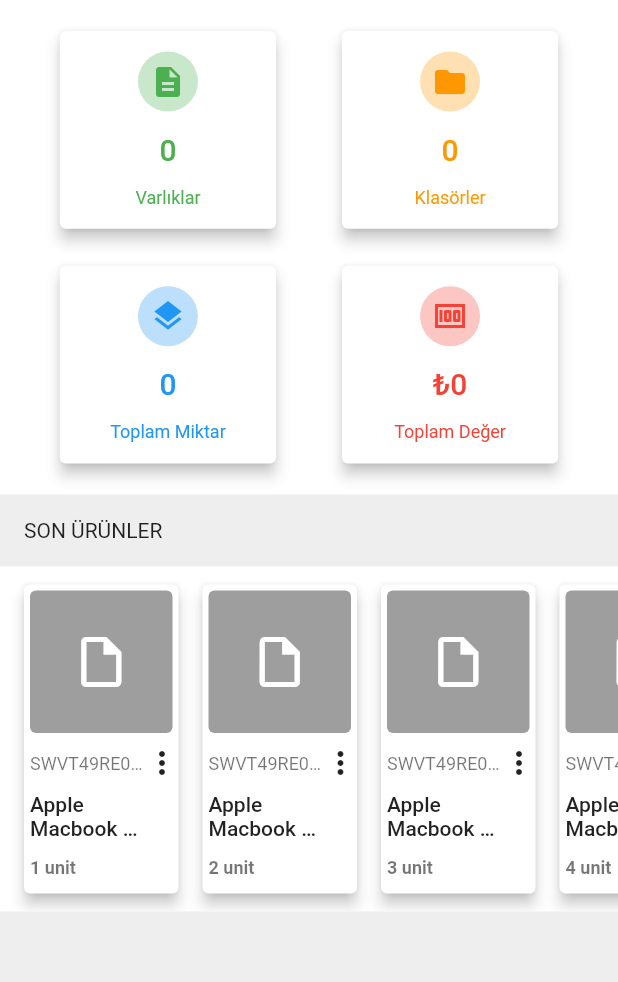
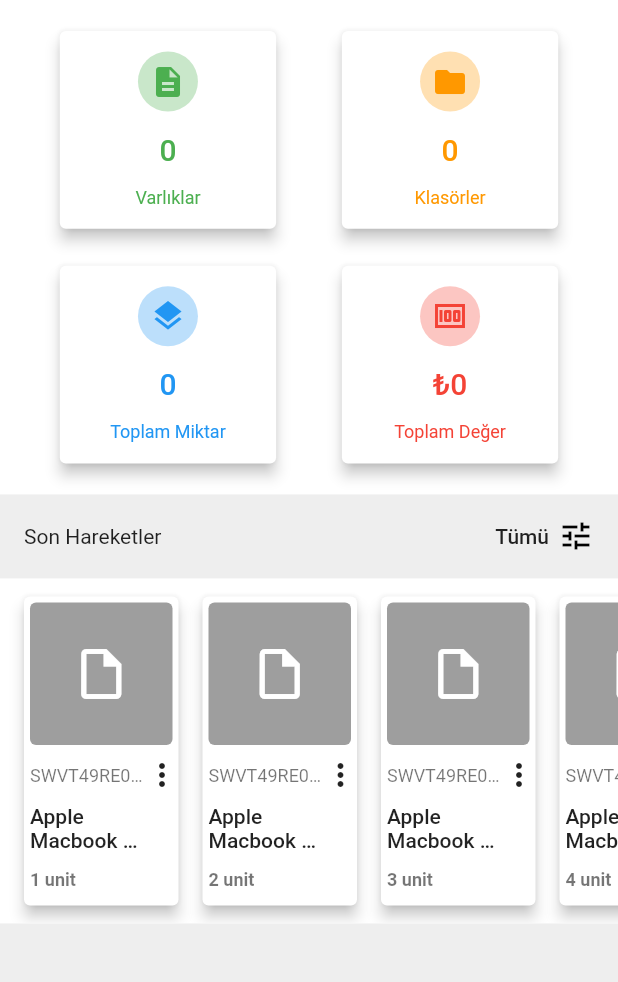
Before and after one commit to hasan-ciftci/honeywell-scanner, a Flutter app: the screen it shows after launch, on a phone screen of 412 x 824 dp, the part 156-1138 px from its top. Run offline on Flutter 3.47's test engine with Material 2 defaults, Android fonts, the phone set to English and light mode, and no system bars; missing offline and left inert: honeywell_scanner.

Commit message:
Dropdown menu added to dashboard page.

```diff
--- a/lib/presentation/view/dashboard_view.dart
+++ b/lib/presentation/view/dashboard_view.dart
@@ -9,6 +9,9 @@ class DashBoardView extends StatefulWidget {
 
 class _DashBoardViewState extends State<DashBoardView> {
   bool isStockEmpty = false;
+  String dropdownValue = 'Tümü';
+  List<String> dropdownValues = ["Tümü", "Güncellenen", "Eklenen", "Silinen"];
+
   @override
   Widget build(BuildContext context) {
     Size size = MediaQuery.of(context).size;
@@ -20,7 +23,6 @@ class _DashBoardViewState extends State<DashBoardView> {
         ),
         slivers: [
           buildSliverAppBar(
-            context: context,
             text: 'Gösterge Paneli',
           ),
           SliverList(
@@ -28,7 +30,7 @@ class _DashBoardViewState extends State<DashBoardView> {
               [
                 buildInventorySummaryDeckTopic(text: 'Envanter Özeti'),
                 buildInventorySummaryDeck(size),
-                buildRecentItemsDeckTopic(text: 'SON ÜRÜNLER'),
+                buildRecentItemsDeckTopic(text: 'Son Hareketler'),
                 buildRecentItemsDeck(size),
               ],
             ),
@@ -38,8 +40,7 @@ class _DashBoardViewState extends State<DashBoardView> {
     );
   }
 
-  SliverAppBar buildSliverAppBar(
-      {@required BuildContext context, @required String text}) {
+  SliverAppBar buildSliverAppBar({@required String text}) {
     return SliverAppBar(
       collapsedHeight: 56,
       backgroundColor: Colors.white,
@@ -118,10 +119,47 @@ class _DashBoardViewState extends State<DashBoardView> {
   Padding buildRecentItemsDeckTopic({@required String text}) {
     return Padding(
       padding: const EdgeInsets.all(16.0),
-      child: Text(
-        text,
-        textAlign: TextAlign.start,
+      child: Row(
+        mainAxisAlignment: MainAxisAlignment.spaceBetween,
+        children: [
+          Text(
+            text,
+          ),
+          buildDropdownMenuWithText(),
+        ],
       ),
+    );
+  }
+
+  Stack buildDropdownMenuWithText() {
+    return Stack(
+      alignment: AlignmentDirectional.center,
+      children: [
+        Positioned(
+          right: 30,
+          child: Text(
+            dropdownValue,
+            style: Theme.of(context).textTheme.bodyText1,
+          ),
+        ),
+        DropdownButtonHideUnderline(
+          child: DropdownButton<String>(
+            isDense: true,
+            icon: Icon(Icons.tune, color: Colors.black),
+            items: List.generate(
+              4,
+              (index) => DropdownMenuItem(
+                  child: Text(dropdownValues[index]),
+                  value: dropdownValues[index]),
+            ),
+            onChanged: (value) {
+              setState(() {
+                dropdownValue = value;
+              });
+            },
+          ),
+        ),
+      ],
     );
   }
 
```
